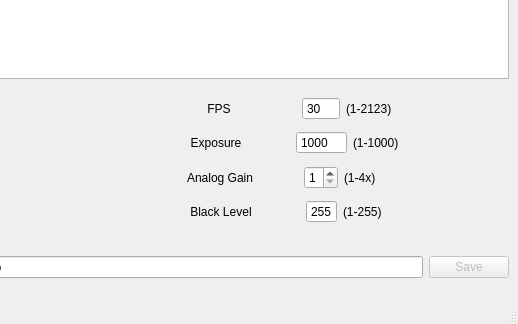
Above: MainWindow.ui from weidtn/harvesters_pg before the change; both pictures show x 640 to 1158 and y 454 to 778 of the 1158 by 778 pixel window. Below: the same form after it.
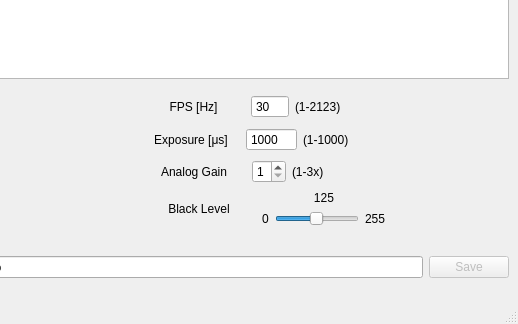
That is the form after the change. Custom widgets are drawn as their Qt base class.

The edit to the form file:
```diff
--- a/MainWindow.ui
+++ b/MainWindow.ui
@@ -108,7 +108,7 @@
                 </sizepolicy>
                </property>
                <property name="text">
-                <string>FPS</string>
+                <string>FPS [Hz]</string>
                </property>
                <property name="alignment">
                 <set>Qt::AlignmentFlag::AlignCenter</set>
@@ -123,8 +123,11 @@
                <property name="buttonSymbols">
                 <enum>QAbstractSpinBox::ButtonSymbols::NoButtons</enum>
                </property>
+               <property name="minimum">
+                <number>1</number>
+               </property>
                <property name="maximum">
-                <number>2000</number>
+                <number>1000</number>
                </property>
                <property name="value">
                 <number>30</number>
@@ -144,6 +147,19 @@
                </property>
               </widget>
              </item>
+             <item>
+              <spacer name="horizontalSpacer_2">
+               <property name="orientation">
+                <enum>Qt::Orientation::Horizontal</enum>
+               </property>
+               <property name="sizeHint" stdset="0">
+                <size>
+                 <width>40</width>
+                 <height>20</height>
+                </size>
+               </property>
+              </spacer>
+             </item>
             </layout>
            </item>
            <item>
@@ -157,7 +173,7 @@
                 </sizepolicy>
                </property>
                <property name="text">
-                <string>Exposure</string>
+                <string>Exposure [μs]</string>
                </property>
                <property name="alignment">
                 <set>Qt::AlignmentFlag::AlignCenter</set>
@@ -170,7 +186,7 @@
                 <enum>QAbstractSpinBox::ButtonSymbols::NoButtons</enum>
                </property>
                <property name="minimum">
-                <number>1</number>
+                <number>2</number>
                </property>
                <property name="maximum">
                 <number>100000</number>
@@ -193,6 +209,19 @@
                </property>
               </widget>
              </item>
+             <item>
+              <spacer name="horizontalSpacer_3">
+               <property name="orientation">
+                <enum>Qt::Orientation::Horizontal</enum>
+               </property>
+               <property name="sizeHint" stdset="0">
+                <size>
+                 <width>40</width>
+                 <height>20</height>
+                </size>
+               </property>
+              </spacer>
+             </item>
             </layout>
            </item>
            <item>
@@ -225,7 +254,7 @@
                 <number>1</number>
                </property>
                <property name="maximum">
-                <number>4</number>
+                <number>3</number>
                </property>
               </widget>
              </item>
@@ -238,10 +267,23 @@
                 </sizepolicy>
                </property>
                <property name="text">
-                <string>(1-4x)</string>
+                <string>(1-3x)</string>
                </property>
               </widget>
              </item>
+             <item>
+              <spacer name="horizontalSpacer_4">
+               <property name="orientation">
+                <enum>Qt::Orientation::Horizontal</enum>
+               </property>
+               <property name="sizeHint" stdset="0">
+                <size>
+                 <width>40</width>
+                 <height>20</height>
+                </size>
+               </property>
+              </spacer>
+             </item>
             </layout>
            </item>
            <item>
@@ -263,33 +305,86 @@
               </widget>
              </item>
              <item>
-              <widget class="QSpinBox" name="sb_black_level">
-               <property name="buttonSymbols">
-                <enum>QAbstractSpinBox::ButtonSymbols::NoButtons</enum>
+              <layout class="QVBoxLayout" name="verticalLayout_3">
+               <property name="sizeConstraint">
+                <enum>QLayout::SizeConstraint::SetMaximumSize</enum>
                </property>
-               <property name="minimum">
-                <number>1</number>
+               <property name="leftMargin">
+                <number>0</number>
                </property>
-               <property name="maximum">
-                <number>255</number>
-               </property>
-               <property name="value">
-                <number>255</number>
-               </property>
-              </widget>
+               <item>
+                <widget class="QLabel" name="lbl_black_level_current">
+                 <property name="text">
+                  <string>125</string>
+                 </property>
+                 <property name="alignment">
+                  <set>Qt::AlignmentFlag::AlignBottom|Qt::AlignmentFlag::AlignHCenter</set>
+                 </property>
+                </widget>
+               </item>
+               <item>
+                <layout class="QHBoxLayout" name="horizontalLayout_5">
+                 <property name="topMargin">
+                  <number>0</number>
+                 </property>
+                 <item>
+                  <widget class="QLabel" name="lbl_black_level_min">
+                   <property name="text">
+                    <string>0</string>
+                   </property>
+                  </widget>
+                 </item>
+                 <item>
+                  <widget class="QSlider" name="hsli_black_level">
+                   <property name="toolTip">
+                    <string>&lt;html&gt;&lt;head/&gt;&lt;body&gt;&lt;p&gt;Black level defines the brightness in the darkest part of the image. Possible black level settings are values between 0 and 255. If the setting is correct, the sensor will deliver the pixel value 0 for a completely black image. If it is too high, the sensor will deliver a pixel value greater than 0 for black which means a shade of gray. If the value is too small, the sensor will deliver a pixel value of 0 for gray shades.&lt;/p&gt;&lt;/body&gt;&lt;/html&gt;</string>
+                   </property>
+                   <property name="maximum">
+                    <number>255</number>
+                   </property>
+                   <property name="sliderPosition">
+                    <number>125</number>
+                   </property>
+                   <property name="orientation">
+                    <enum>Qt::Orientation::Horizontal</enum>
+                   </property>
+                   <property name="invertedAppearance">
+                    <bool>false</bool>
+                   </property>
+                   <property name="invertedControls">
+                    <bool>false</bool>
+                   </property>
+                   <property name="tickPosition">
+                    <enum>QSlider::TickPosition::NoTicks</enum>
+                   </property>
+                   <property name="tickInterval">
+                    <number>20</number>
+                   </property>
+                  </widget>
+                 </item>
+                 <item>
+                  <widget class="QLabel" name="lbl_black_level_max">
+                   <property name="text">
+                    <string>255</string>
+                   </property>
+                  </widget>
+                 </item>
+                </layout>
+               </item>
+              </layout>
              </item>
              <item>
-              <widget class="QLabel" name="lbl_black_level_minmax">
-               <property name="sizePolicy">
-                <sizepolicy hsizetype="Expanding" vsizetype="Preferred">
-                 <horstretch>0</horstretch>
-                 <verstretch>0</verstretch>
-                </sizepolicy>
+              <spacer name="horizontalSpacer_5">
+               <property name="orientation">
+                <enum>Qt::Orientation::Horizontal</enum>
                </property>
-               <property name="text">
-                <string>(1-255)</string>
+               <property name="sizeHint" stdset="0">
+                <size>
+                 <width>40</width>
+                 <height>20</height>
+                </size>
                </property>
-              </widget>
+              </spacer>
              </item>
             </layout>
            </item>
```
Left out of the diff: 11 changed lines with no effect on the pictures.
